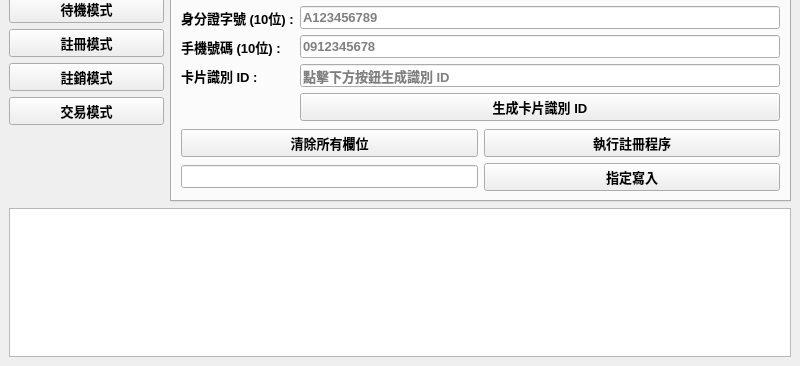
The window that RFID_E_Payment/gui/mainwindow.ui (dony-hsieh/2023_S2_IOT_FinalProject) describes before a commit, drawn with Qt 5; both pictures show x 0 to 800 and y 234 to 600 of the 800 by 600 pixel window.
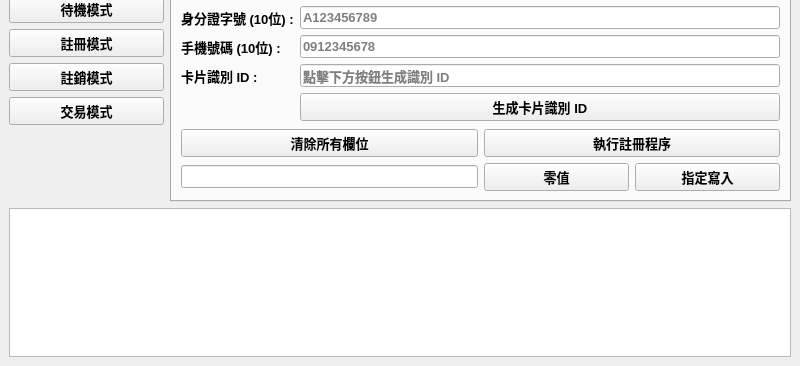
The same window after the commit. The open tabs and pages were chosen to show the change.

```diff
--- a/RFID_E_Payment/gui/mainwindow.ui
+++ b/RFID_E_Payment/gui/mainwindow.ui
@@ -523,7 +523,7 @@
                  </layout>
                 </item>
                 <item>
-                 <layout class="QVBoxLayout" name="verticalLayout_11" stretch="1,0">
+                 <layout class="QVBoxLayout" name="verticalLayout_11" stretch="1,1">
                   <item>
                    <layout class="QHBoxLayout" name="horizontalLayout_5" stretch="1,1">
                     <item>
@@ -573,6 +573,22 @@
                      </widget>
                     </item>
                     <item>
+                     <layout class="QHBoxLayout" name="horizontalLayout_9" stretch="1,1">
+                      <item>
+                       <widget class="QPushButton" name="forceWriteZeroValBtn">
+                        <property name="font">
+                         <font>
+                          <pointsize>10</pointsize>
+                          <weight>75</weight>
+                          <bold>true</bold>
+                         </font>
+                        </property>
+                        <property name="text">
+                         <string>零值</string>
+                        </property>
+                       </widget>
+                      </item>
+                      <item>
                      <widget class="QPushButton" name="forceWriteRidBtn">
                       <property name="font">
                        <font>
@@ -585,6 +601,8 @@
                        <string>指定寫入</string>
                       </property>
                      </widget>
+                      </item>
+                     </layout>
                     </item>
                    </layout>
                   </item>
```
Left out of the diff: 2 changed lines with no effect on the pictures. Lines whose indentation alone changed are shown as unchanged.
